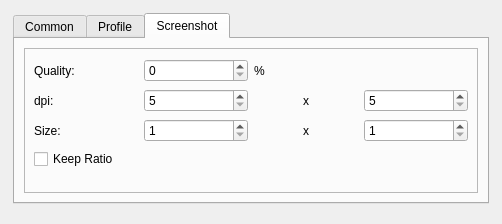
isis-group/vast, file forms/preferences.ui: the form before one commit.
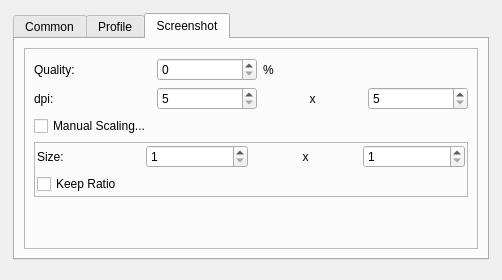
The form after the commit. The open tabs and pages were chosen to show the change.

Commit message: add capability to toggle manual scaling when creating screenshots

```diff
--- a/forms/preferences.ui
+++ b/forms/preferences.ui
@@ -7,7 +7,7 @@
     <x>0</x>
     <y>0</y>
     <width>502</width>
-    <height>216</height>
+    <height>265</height>
    </rect>
   </property>
   <property name="sizePolicy">
@@ -300,14 +300,26 @@
                </property>
               </widget>
              </item>
-             <item row="2" column="0">
+             <item row="3" column="0" colspan="4">
+              <widget class="QFrame" name="scalingFrame">
+               <property name="frameShape">
+                <enum>QFrame::StyledPanel</enum>
+               </property>
+               <property name="frameShadow">
+                <enum>QFrame::Raised</enum>
+               </property>
+               <layout class="QGridLayout" name="gridLayout_7">
+                <property name="margin">
+                 <number>2</number>
+                </property>
+                <item row="0" column="0">
               <widget class="QLabel" name="label_6">
                <property name="text">
                 <string>Size:</string>
                </property>
               </widget>
              </item>
-             <item row="2" column="1">
+                <item row="0" column="1">
               <widget class="QSpinBox" name="sizeX">
                <property name="minimum">
                 <number>1</number>
@@ -317,7 +329,7 @@
                </property>
               </widget>
              </item>
-             <item row="2" column="2">
+                <item row="0" column="2">
               <widget class="QLabel" name="label_9">
                <property name="text">
                 <string>x</string>
@@ -327,7 +339,7 @@
                </property>
               </widget>
              </item>
-             <item row="2" column="3">
+                <item row="0" column="3">
               <widget class="QSpinBox" name="sizeY">
                <property name="minimum">
                 <number>1</number>
@@ -337,25 +349,32 @@
                </property>
               </widget>
              </item>
-             <item row="3" column="0">
+                <item row="1" column="0">
               <widget class="QCheckBox" name="keepRatio">
                <property name="text">
                 <string>Keep Ratio</string>
                </property>
               </widget>
              </item>
+               </layout>
+              </widget>
+             </item>
+             <item row="2" column="0">
+              <widget class="QCheckBox" name="manualScaling">
+               <property name="text">
+                <string>Manual Scaling...</string>
+               </property>
+              </widget>
+             </item>
              <item row="4" column="0">
               <spacer name="verticalSpacer_3">
                <property name="orientation">
                 <enum>Qt::Vertical</enum>
                </property>
-               <property name="sizeType">
-                <enum>QSizePolicy::Minimum</enum>
-               </property>
                <property name="sizeHint" stdset="0">
                 <size>
                  <width>20</width>
-                 <height>10</height>
+                 <height>40</height>
                 </size>
                </property>
               </spacer>
```
Left out of the diff: 28 changed lines with no effect on the pictures. Lines whose indentation alone changed are shown as unchanged. The commit also changes 5 other files.
